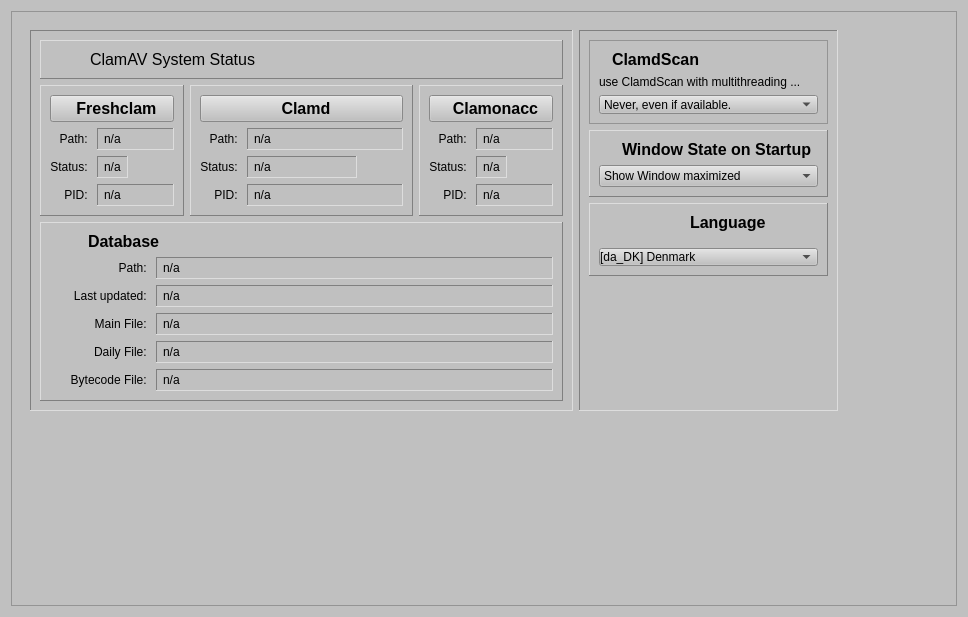
Before: the Qt Designer form ui/setuptab.ui in robinking623/clamav-gui, drawn with Qt 5.
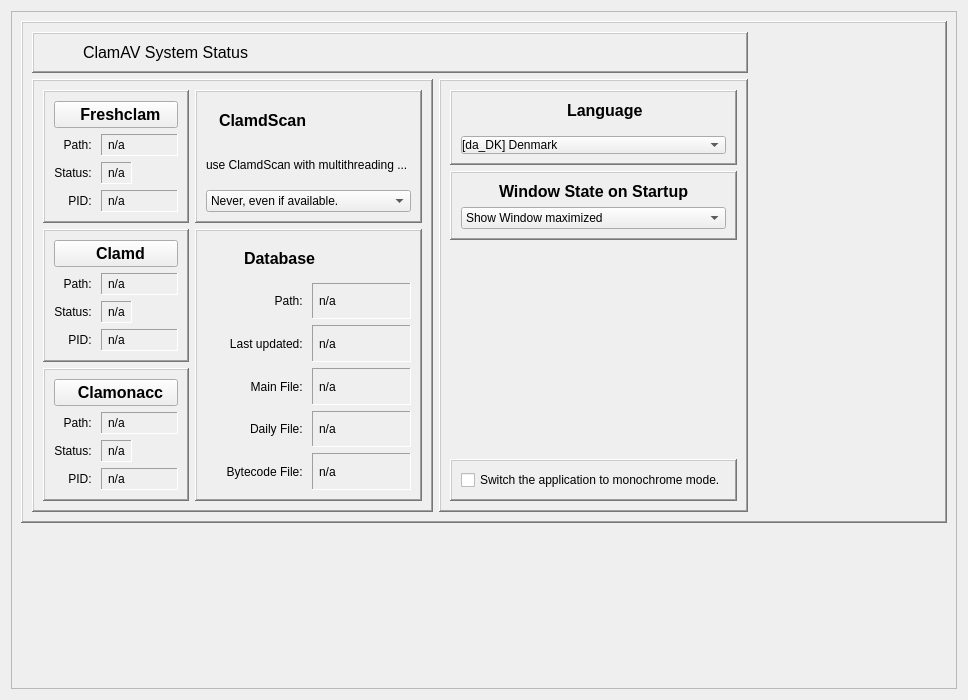
After: the same form once the commit is applied. Icons and pictures are not drawn.

Diff of the .ui file:
```diff
--- a/ui/setuptab.ui
+++ b/ui/setuptab.ui
@@ -7,9 +7,15 @@
     <x>0</x>
     <y>0</y>
     <width>968</width>
-    <height>617</height>
+    <height>700</height>
    </rect>
   </property>
+  <property name="minimumSize">
+   <size>
+    <width>0</width>
+    <height>0</height>
+   </size>
+  </property>
   <property name="windowTitle">
    <string>Form</string>
   </property>
@@ -17,7 +23,7 @@
    <bool>false</bool>
   </property>
   <property name="styleSheet">
-   <string notr="true">background-color:#c0c0c0;</string>
+   <string notr="true"/>
   </property>
   <layout class="QGridLayout" name="gridLayout_10">
    <item row="0" column="0">
@@ -32,253 +38,28 @@
       <item row="0" column="0">
        <widget class="QFrame" name="wrapperFrame">
         <property name="frameShape">
-         <enum>QFrame::NoFrame</enum>
+         <enum>QFrame::WinPanel</enum>
         </property>
         <property name="frameShadow">
          <enum>QFrame::Raised</enum>
         </property>
         <layout class="QGridLayout" name="gridLayout_9">
-         <item row="0" column="0">
+         <item row="1" column="0">
           <widget class="QFrame" name="freshclamSettingsFrame">
            <property name="styleSheet">
-            <string notr="true">background-color:#c0c0c0;</string>
+            <string notr="true"/>
            </property>
            <property name="frameShape">
-            <enum>QFrame::Panel</enum>
+            <enum>QFrame::WinPanel</enum>
            </property>
            <property name="frameShadow">
-            <enum>QFrame::Sunken</enum>
+            <enum>QFrame::Raised</enum>
            </property>
            <layout class="QGridLayout" name="gridLayout_8">
-            <item row="1" column="2" colspan="2">
-             <widget class="QFrame" name="clamonaccFrame">
-              <property name="frameShape">
-               <enum>QFrame::Panel</enum>
-              </property>
-              <property name="frameShadow">
-               <enum>QFrame::Raised</enum>
-              </property>
-              <layout class="QGridLayout" name="gridLayout_6">
-               <item row="1" column="0">
-                <widget class="QLabel" name="clamonaccPathLabel">
-                 <property name="sizePolicy">
-                  <sizepolicy hsizetype="Maximum" vsizetype="Preferred">
-                   <horstretch>0</horstretch>
-                   <verstretch>0</verstretch>
-                  </sizepolicy>
-                 </property>
-                 <property name="minimumSize">
-                  <size>
-                   <width>0</width>
-                   <height>0</height>
-                  </size>
-                 </property>
-                 <property name="maximumSize">
-                  <size>
-                   <width>100</width>
-                   <height>16777215</height>
-                  </size>
-                 </property>
-                 <property name="text">
-                  <string>Path: </string>
-                 </property>
-                 <property name="alignment">
-                  <set>Qt::AlignRight|Qt::AlignTrailing|Qt::AlignVCenter</set>
-                 </property>
-                </widget>
-               </item>
-               <item row="2" column="0">
-                <widget class="QLabel" name="clamonaccStatusLabel">
-                 <property name="sizePolicy">
-                  <sizepolicy hsizetype="Maximum" vsizetype="Preferred">
-                   <horstretch>0</horstretch>
-                   <verstretch>0</verstretch>
-                  </sizepolicy>
-                 </property>
-                 <property name="minimumSize">
-                  <size>
-                   <width>0</width>
-                   <height>0</height>
-                  </size>
-                 </property>
-                 <property name="maximumSize">
-                  <size>
-                   <width>100</width>
-                   <height>16777215</height>
-                  </size>
-                 </property>
-                 <property name="text">
-                  <string>Status: </string>
-                 </property>
-                 <property name="alignment">
-                  <set>Qt::AlignRight|Qt::AlignTrailing|Qt::AlignVCenter</set>
-                 </property>
-                </widget>
-               </item>
-               <item row="2" column="1">
-                <widget class="QLabel" name="clamonaccStatus">
-                 <property name="sizePolicy">
-                  <sizepolicy hsizetype="MinimumExpanding" vsizetype="Preferred">
-                   <horstretch>0</horstretch>
-                   <verstretch>0</verstretch>
-                  </sizepolicy>
-                 </property>
-                 <property name="maximumSize">
-                  <size>
-                   <width>16777215</width>
-                   <height>16777215</height>
-                  </size>
-                 </property>
-                 <property name="styleSheet">
-                  <string notr="true">padding:3px;</string>
-                 </property>
-                 <property name="frameShape">
-                  <enum>QFrame::Panel</enum>
-                 </property>
-                 <property name="frameShadow">
-                  <enum>QFrame::Sunken</enum>
-                 </property>
-                 <property name="text">
-                  <string>n/a</string>
-                 </property>
-                </widget>
-               </item>
-               <item row="1" column="1" colspan="2">
-                <widget class="QLabel" name="clamonaccPath">
-                 <property name="sizePolicy">
-                  <sizepolicy hsizetype="MinimumExpanding" vsizetype="Preferred">
-                   <horstretch>0</horstretch>
-                   <verstretch>0</verstretch>
-                  </sizepolicy>
-                 </property>
-                 <property name="maximumSize">
-                  <size>
-                   <width>16777215</width>
-                   <height>16777215</height>
-                  </size>
-                 </property>
-                 <property name="styleSheet">
-                  <string notr="true">padding:3px;</string>
-                 </property>
-                 <property name="frameShape">
-                  <enum>QFrame::Panel</enum>
-                 </property>
-                 <property name="frameShadow">
-                  <enum>QFrame::Sunken</enum>
-                 </property>
-                 <property name="text">
-                  <string>n/a</string>
-                 </property>
-                </widget>
-               </item>
-               <item row="3" column="0">
-                <widget class="QLabel" name="clamonaccPIDLabel">
-                 <property name="sizePolicy">
-                  <sizepolicy hsizetype="Maximum" vsizetype="Preferred">
-                   <horstretch>0</horstretch>
-                   <verstretch>0</verstretch>
-                  </sizepolicy>
-                 </property>
-                 <property name="minimumSize">
-                  <size>
-                   <width>0</width>
-                   <height>0</height>
-                  </size>
-                 </property>
-                 <property name="maximumSize">
-                  <size>
-                   <width>100</width>
-                   <height>16777215</height>
-                  </size>
-                 </property>
-                 <property name="text">
-                  <string>PID: </string>
-                 </property>
-                 <property name="alignment">
-                  <set>Qt::AlignRight|Qt::AlignTrailing|Qt::AlignVCenter</set>
-                 </property>
-                </widget>
-               </item>
-               <item row="3" column="1" colspan="2">
-                <widget class="QLabel" name="clamonaccPID">
-                 <property name="sizePolicy">
-                  <sizepolicy hsizetype="MinimumExpanding" vsizetype="Preferred">
-                   <horstretch>0</horstretch>
-                   <verstretch>0</verstretch>
-                  </sizepolicy>
-                 </property>
-                 <property name="maximumSize">
-                  <size>
-                   <width>16777215</width>
-                   <height>16777215</height>
-                  </size>
-                 </property>
-                 <property name="styleSheet">
-                  <string notr="true">padding:3px;</string>
-                 </property>
-                 <property name="frameShape">
-                  <enum>QFrame::Panel</enum>
-                 </property>
-                 <property name="frameShadow">
-                  <enum>QFrame::Sunken</enum>
-                 </property>
-                 <property name="text">
-                  <string>n/a</string>
-                 </property>
-                </widget>
-               </item>
-               <item row="2" column="2">
-                <widget class="QLabel" name="clamonaccActivityLabel">
-                 <property name="minimumSize">
-                  <size>
-                   <width>40</width>
-                   <height>20</height>
-                  </size>
-                 </property>
-                 <property name="maximumSize">
-                  <size>
-                   <width>40</width>
-                   <height>20</height>
-                  </size>
-                 </property>
-                 <property name="text">
-                  <string/>
-                 </property>
-                 <property name="pixmap">
-                  <pixmap resource="../resources.qrc">:/icons/icons/gifs/activity.gif</pixmap>
-                 </property>
-                 <property name="scaledContents">
-                  <bool>true</bool>
-                 </property>
-                </widget>
-               </item>
-               <item row="0" column="0" colspan="3">
-                <widget class="QPushButton" name="clamonaccPushButton">
-                 <property name="styleSheet">
-                  <string notr="true">font-size:16px;font-weight:bold</string>
-                 </property>
-                 <property name="text">
-                  <string>  Clamonacc</string>
-                 </property>
-                 <property name="icon">
-                  <iconset resource="../resources.qrc">
-                   <normaloff>:/icons/icons/onaccess.png</normaloff>:/icons/icons/onaccess.png</iconset>
-                 </property>
-                 <property name="iconSize">
-                  <size>
-                   <width>32</width>
-                   <height>32</height>
-                  </size>
-                 </property>
-                </widget>
-               </item>
-              </layout>
-             </widget>
-            </item>
-            <item row="1" column="0">
+            <item row="0" column="0">
              <widget class="QFrame" name="freshclamFrame">
               <property name="frameShape">
-               <enum>QFrame::Panel</enum>
+               <enum>QFrame::WinPanel</enum>
               </property>
               <property name="frameShadow">
                <enum>QFrame::Raised</enum>
@@ -482,10 +263,115 @@
               </layout>
              </widget>
             </item>
-            <item row="1" column="1">
+            <item row="0" column="1">
+             <widget class="QFrame" name="frame">
+              <property name="minimumSize">
+               <size>
+                <width>0</width>
+                <height>50</height>
+               </size>
+              </property>
+              <property name="frameShape">
+               <enum>QFrame::WinPanel</enum>
+              </property>
+              <property name="frameShadow">
+               <enum>QFrame::Raised</enum>
+              </property>
+              <layout class="QVBoxLayout" name="verticalLayout_3">
+               <item>
+                <layout class="QHBoxLayout" name="horizontalLayout">
+                 <item>
+                  <widget class="QLabel" name="label">
+                   <property name="sizePolicy">
+                    <sizepolicy hsizetype="Maximum" vsizetype="Minimum">
+                     <horstretch>0</horstretch>
+                     <verstretch>0</verstretch>
+                    </sizepolicy>
+                   </property>
+                   <property name="minimumSize">
+                    <size>
+                     <width>0</width>
+                     <height>0</height>
+                    </size>
+                   </property>
+                   <property name="styleSheet">
+                    <string notr="true">width:16px;height:16px</string>
+                   </property>
+                   <property name="text">
+                    <string/>
+                   </property>
+                   <property name="pixmap">
+                    <pixmap resource="../resources.qrc">:/icons/icons/multithread.png</pixmap>
+                   </property>
+                   <property name="scaledContents">
+                    <bool>false</bool>
+                   </property>
+                  </widget>
+                 </item>
+                 <item>
+                  <widget class="QLabel" name="label_2">
+                   <property name="sizePolicy">
+                    <sizepolicy hsizetype="Preferred" vsizetype="Preferred">
+                     <horstretch>0</horstretch>
+                     <verstretch>0</verstretch>
+                    </sizepolicy>
+                   </property>
+                   <property name="styleSheet">
+                    <string notr="true">font-size:16px;font-weight:bold;</string>
+                   </property>
+                   <property name="text">
+                    <string>ClamdScan</string>
+                   </property>
+                   <property name="scaledContents">
+                    <bool>false</bool>
+                   </property>
+                  </widget>
+                 </item>
+                </layout>
+               </item>
+               <item>
+                <widget class="QLabel" name="label_3">
+                 <property name="text">
+                  <string>use ClamdScan with multithreading ...</string>
+                 </property>
+                </widget>
+               </item>
+               <item>
+                <widget class="QComboBox" name="clamdscanComboBox">
+                 <item>
+                  <property name="text">
+                   <string>Never, even if available.</string>
+                  </property>
+                 </item>
+                 <item>
+                  <property name="text">
+                   <string>Always, if available.</string>
+                  </property>
+                 </item>
+                 <item>
+                  <property name="text">
+                   <string>For scheduled scan, if available.</string>
+                  </property>
+                 </item>
+                 <item>
+                  <property name="text">
+                   <string>For direct scan, if available.</string>
+                  </property>
+                 </item>
+                 <item>
+                  <property name="text">
+                   <string>Ask for permission, if available.</string>
+                  </property>
+                 </item>
+                </widget>
+               </item>
+              </layout>
+             </widget>
+            </item>
+            <item row="1" column="0">
              <widget class="QFrame" name="clamdFrame">
               <property name="frameShape">
-               <enum>QFrame::Panel</enum>
+               <enum>QFrame::WinPanel</enum>
               </property>
               <property name="frameShadow">
                <enum>QFrame::Raised</enum>
@@ -689,10 +575,10 @@
               </layout>
              </widget>
             </item>
-            <item row="2" column="0" colspan="4">
+            <item row="1" column="1" rowspan="2">
              <widget class="QFrame" name="databaseFrame">
               <property name="frameShape">
-               <enum>QFrame::Panel</enum>
+               <enum>QFrame::WinPanel</enum>
               </property>
               <property name="frameShadow">
                <enum>QFrame::Raised</enum>
@@ -1017,25 +903,112 @@
               </layout>
              </widget>
             </item>
-            <item row="0" column="0" colspan="4">
-             <widget class="QFrame" name="clamavSysteStatusHeaderFrame">
+            <item row="2" column="0">
+             <widget class="QFrame" name="clamonaccFrame">
               <property name="frameShape">
-               <enum>QFrame::Panel</enum>
+               <enum>QFrame::WinPanel</enum>
               </property>
               <property name="frameShadow">
                <enum>QFrame::Raised</enum>
               </property>
-              <layout class="QHBoxLayout" name="horizontalLayout_5">
-               <item>
-                <widget class="QLabel" name="clamavSystemStatusHeaderIconLabel">
+              <layout class="QGridLayout" name="gridLayout_6">
+               <item row="3" column="0">
+                <widget class="QLabel" name="clamonaccPIDLabel">
+                 <property name="sizePolicy">
+                  <sizepolicy hsizetype="Maximum" vsizetype="Preferred">
+                   <horstretch>0</horstretch>
+                   <verstretch>0</verstretch>
+                  </sizepolicy>
+                 </property>
+                 <property name="minimumSize">
+                  <size>
+                   <width>0</width>
+                   <height>0</height>
+                  </size>
+                 </property>
                  <property name="maximumSize">
                   <size>
-                   <width>34</width>
-                   <height>34</height>
+                   <width>100</width>
+                   <height>16777215</height>
+                  </size>
+                 </property>
+                 <property name="text">
+                  <string>PID: </string>
+                 </property>
+                 <property name="alignment">
+                  <set>Qt::AlignRight|Qt::AlignTrailing|Qt::AlignVCenter</set>
+                 </property>
+                </widget>
+               </item>
+               <item row="2" column="0">
+                <widget class="QLabel" name="clamonaccStatusLabel">
+                 <property name="sizePolicy">
+                  <sizepolicy hsizetype="Maximum" vsizetype="Preferred">
+                   <horstretch>0</horstretch>
+                   <verstretch>0</verstretch>
+                  </sizepolicy>
+                 </property>
+                 <property name="minimumSize">
+                  <size>
+                   <width>0</width>
+                   <height>0</height>
+                  </size>
+                 </property>
+                 <property name="maximumSize">
+                  <size>
+                   <width>100</width>
+                   <height>16777215</height>
+                  </size>
+                 </property>
+                 <property name="text">
+                  <string>Status: </string>
+                 </property>
+                 <property name="alignment">
+                  <set>Qt::AlignRight|Qt::AlignTrailing|Qt::AlignVCenter</set>
+                 </property>
+                </widget>
+               </item>
+               <item row="2" column="1">
+                <widget class="QLabel" name="clamonaccStatus">
+                 <property name="sizePolicy">
+                  <sizepolicy hsizetype="MinimumExpanding" vsizetype="Preferred">
+                   <horstretch>0</horstretch>
+                   <verstretch>0</verstretch>
+                  </sizepolicy>
+                 </property>
+                 <property name="maximumSize">
+                  <size>
+                   <width>16777215</width>
+                   <height>16777215</height>
                   </size>
                  </property>
                  <property name="styleSheet">
-                  <string notr="true">Font-size:16px;</string>
+                  <string notr="true">padding:3px;</string>
+                 </property>
+                 <property name="frameShape">
+                  <enum>QFrame::Panel</enum>
+                 </property>
+                 <property name="frameShadow">
+                  <enum>QFrame::Sunken</enum>
+                 </property>
+                 <property name="text">
+                  <string>n/a</string>
+                 </property>
+                </widget>
+               </item>
+               <item row="2" column="2">
+                <widget class="QLabel" name="clamonaccActivityLabel">
+                 <property name="minimumSize">
+                  <size>
+                   <width>40</width>
+                   <height>20</height>
+                  </size>
+                 </property>
+                 <property name="maximumSize">
+                  <size>
+                   <width>40</width>
+                   <height>20</height>
+                  </size>
                  </property>
                  <property name="text">
                   <string/>
@@ -1048,13 +1021,107 @@
                  </property>
                 </widget>
                </item>
-               <item>
-                <widget class="QLabel" name="clamavSystemStatusHeaderLabel">
+               <item row="0" column="0" colspan="3">
+                <widget class="QPushButton" name="clamonaccPushButton">
                  <property name="styleSheet">
-                  <string notr="true">font-size:16px;</string>
+                  <string notr="true">font-size:16px;font-weight:bold</string>
                  </property>
                  <property name="text">
-                  <string>ClamAV System Status</string>
+                  <string>  Clamonacc</string>
+                 </property>
+                 <property name="icon">
+                  <iconset resource="../resources.qrc">
+                   <normaloff>:/icons/icons/onaccess.png</normaloff>:/icons/icons/onaccess.png</iconset>
+                 </property>
+                 <property name="iconSize">
+                  <size>
+                   <width>32</width>
+                   <height>32</height>
+                  </size>
+                 </property>
+                </widget>
+               </item>
+               <item row="3" column="1" colspan="2">
+                <widget class="QLabel" name="clamonaccPID">
+                 <property name="sizePolicy">
+                  <sizepolicy hsizetype="MinimumExpanding" vsizetype="Preferred">
+                   <horstretch>0</horstretch>
+                   <verstretch>0</verstretch>
+                  </sizepolicy>
+                 </property>
+                 <property name="maximumSize">
+                  <size>
+                   <width>16777215</width>
+                   <height>16777215</height>
+                  </size>
+                 </property>
+                 <property name="styleSheet">
+                  <string notr="true">padding:3px;</string>
+                 </property>
+                 <property name="frameShape">
+                  <enum>QFrame::Panel</enum>
+                 </property>
+                 <property name="frameShadow">
+                  <enum>QFrame::Sunken</enum>
+                 </property>
+                 <property name="text">
+                  <string>n/a</string>
+                 </property>
+                </widget>
+               </item>
+               <item row="1" column="1" colspan="2">
+                <widget class="QLabel" name="clamonaccPath">
+                 <property name="sizePolicy">
+                  <sizepolicy hsizetype="MinimumExpanding" vsizetype="Preferred">
+                   <horstretch>0</horstretch>
+                   <verstretch>0</verstretch>
+                  </sizepolicy>
+                 </property>
+                 <property name="maximumSize">
+                  <size>
+                   <width>16777215</width>
+                   <height>16777215</height>
+                  </size>
+                 </property>
+                 <property name="styleSheet">
+                  <string notr="true">padding:3px;</string>
+                 </property>
+                 <property name="frameShape">
+                  <enum>QFrame::Panel</enum>
+                 </property>
+                 <property name="frameShadow">
+                  <enum>QFrame::Sunken</enum>
+                 </property>
+                 <property name="text">
+                  <string>n/a</string>
+                 </property>
+                </widget>
+               </item>
+               <item row="1" column="0">
+                <widget class="QLabel" name="clamonaccPathLabel">
+                 <property name="sizePolicy">
+                  <sizepolicy hsizetype="Maximum" vsizetype="Preferred">
+                   <horstretch>0</horstretch>
+                   <verstretch>0</verstretch>
+                  </sizepolicy>
+                 </property>
+                 <property name="minimumSize">
+                  <size>
+                   <width>0</width>
+                   <height>0</height>
+                  </size>
+                 </property>
+                 <property name="maximumSize">
+                  <size>
+                   <width>100</width>
+                   <height>16777215</height>
+                  </size>
+                 </property>
+                 <property name="text">
+                  <string>Path: </string>
+                 </property>
+                 <property name="alignment">
+                  <set>Qt::AlignRight|Qt::AlignTrailing|Qt::AlignVCenter</set>
                  </property>
                 </widget>
                </item>
@@ -1064,187 +1131,22 @@
            </layout>
           </widget>
          </item>
-         <item row="0" column="1">
+         <item row="1" column="1">
           <widget class="QFrame" name="setupFrame">
            <property name="frameShape">
-            <enum>QFrame::Panel</enum>
+            <enum>QFrame::WinPanel</enum>
            </property>
            <property name="frameShadow">
-            <enum>QFrame::Sunken</enum>
+            <enum>QFrame::Raised</enum>
            </property>
            <layout class="QVBoxLayout" name="verticalLayout_2">
-            <item>
-             <widget class="QFrame" name="frame">
-              <property name="minimumSize">
-               <size>
-                <width>0</width>
-                <height>50</height>
-               </size>
-              </property>
-              <property name="frameShape">
-               <enum>QFrame::StyledPanel</enum>
-              </property>
-              <property name="frameShadow">
-               <enum>QFrame::Raised</enum>
-              </property>
-              <layout class="QGridLayout" name="gridLayout_12">
-               <item row="0" column="0">
-                <widget class="QLabel" name="label">
-                 <property name="sizePolicy">
-                  <sizepolicy hsizetype="Maximum" vsizetype="Minimum">
-                   <horstretch>0</horstretch>
-                   <verstretch>0</verstretch>
-                  </sizepolicy>
-                 </property>
-                 <property name="minimumSize">
-                  <size>
-                   <width>0</width>
-                   <height>0</height>
-                  </size>
-                 </property>
-                 <property name="styleSheet">
-                  <string notr="true">width:16px;height:16px</string>
-                 </property>
-                 <property name="text">
-                  <string/>
-                 </property>
-                 <property name="pixmap">
-                  <pixmap resource="../resources.qrc">:/icons/icons/multithread.png</pixmap>
-                 </property>
-                 <property name="scaledContents">
-                  <bool>false</bool>
-                 </property>
-                </widget>
-               </item>
-               <item row="0" column="1">
-                <widget class="QLabel" name="label_2">
-                 <property name="sizePolicy">
-                  <sizepolicy hsizetype="Preferred" vsizetype="Preferred">
-                   <horstretch>0</horstretch>
-                   <verstretch>0</verstretch>
-                  </sizepolicy>
-                 </property>
-                 <property name="styleSheet">
-                  <string notr="true">font-size:16px;font-weight:bold;</string>
-                 </property>
-                 <property name="text">
-                  <string>ClamdScan</string>
-                 </property>
-                 <property name="scaledContents">
-                  <bool>false</bool>
-                 </property>
-                </widget>
-               </item>
-               <item row="2" column="0" colspan="2">
-                <widget class="QComboBox" name="clamdscanComboBox">
-                 <item>
-                  <property name="text">
-                   <string>Never, even if available.</string>
-                  </property>
-                 </item>
-                 <item>
-                  <property name="text">
-                   <string>Always, if available.</string>
-                  </property>
-                 </item>
-                 <item>
-                  <property name="text">
-                   <string>For scheduled scan, if available.</string>
-                  </property>
-                 </item>
-                 <item>
-                  <property name="text">
-                   <string>For direct scan, if available.</string>
-                  </property>
-                 </item>
-                 <item>
-                  <property name="text">
-                   <string>Ask for permission, if available.</string>
-                  </property>
-                 </item>
-                </widget>
-               </item>
-               <item row="1" column="0" colspan="2">
-                <widget class="QLabel" name="label_3">
-                 <property name="text">
-                  <string>use ClamdScan with multithreading ...</string>
-                 </property>
-                </widget>
-               </item>
-              </layout>
-             </widget>
-            </item>
-            <item>
-             <widget class="QFrame" name="windowstateFrame">
-              <property name="styleSheet">
-               <string notr="true">background-color:#c0c0c0;</string>
-              </property>
-              <property name="frameShape">
-               <enum>QFrame::Panel</enum>
-              </property>
-              <property name="frameShadow">
-               <enum>QFrame::Raised</enum>
-              </property>
-              <layout class="QGridLayout" name="gridLayout_4">
-               <item row="1" column="0">
-                <widget class="QLabel" name="windowStateIconFrame">
-                 <property name="sizePolicy">
-                  <sizepolicy hsizetype="Preferred" vsizetype="Preferred">
-                   <horstretch>0</horstretch>
-                   <verstretch>0</verstretch>
-                  </sizepolicy>
-                 </property>
-                 <property name="styleSheet">
-                  <string notr="true">margin-right:10px;</string>
-                 </property>
-                 <property name="text">
-                  <string/>
-                 </property>
-                 <property name="pixmap">
-                  <pixmap resource="../resources.qrc">:/icons/icons/expand-button.png</pixmap>
-                 </property>
-                </widget>
-               </item>
-               <item row="1" column="1">
-                <widget class="QLabel" name="windowStateLabel">
-                 <property name="sizePolicy">
-                  <sizepolicy hsizetype="Preferred" vsizetype="Preferred">
-                   <horstretch>0</horstretch>
-                   <verstretch>0</verstretch>
-                  </sizepolicy>
-                 </property>
-                 <property name="styleSheet">
-                  <string notr="true">font-size:16px;font-weight:bold;</string>
-                 </property>
-                 <property name="text">
-                  <string>Window State on Startup</string>
-                 </property>
-                </widget>
-               </item>
-               <item row="2" column="0" colspan="3">
-                <widget class="QComboBox" name="windowStateComboBox">
-                 <item>
-                  <property name="text">
-                   <string>Show Window maximized</string>
-                  </property>
-                 </item>
-                 <item>
-                  <property name="text">
-                   <string>Show Tray Icon only</string>
-                  </property>
-                 </item>
-                </widget>
-               </item>
-              </layout>
-             </widget>
-            </item>
             <item>
              <widget class="QFrame" name="languageFrame">
               <property name="styleSheet">
-               <string notr="true">background-color:#c0c0c0</string>
+               <string notr="true"/>
               </property>
               <property name="frameShape">
-               <enum>QFrame::Panel</enum>
+               <enum>QFrame::WinPanel</enum>
               </property>
               <property name="frameShadow">
                <enum>QFrame::Raised</enum>
@@ -1286,6 +1188,9 @@
                    <property name="toolTip">
                     <string/>
                    </property>
+                   <property name="autoFillBackground">
+                    <bool>true</bool>
+                   </property>
                    <property name="styleSheet">
                     <string notr="true">margin-top:10px;</string>
                    </property>
@@ -1467,6 +1372,70 @@
               </layout>
              </widget>
             </item>
+            <item>
+             <widget class="QFrame" name="windowstateFrame">
+              <property name="styleSheet">
+               <string notr="true"/>
+              </property>
+              <property name="frameShape">
+               <enum>QFrame::WinPanel</enum>
+              </property>
+              <property name="frameShadow">
+               <enum>QFrame::Raised</enum>
+              </property>
+              <layout class="QGridLayout" name="gridLayout_4">
+               <item row="1" column="0">
+                <widget class="QLabel" name="windowStateIconFrame">
+                 <property name="sizePolicy">
+                  <sizepolicy hsizetype="Preferred" vsizetype="Preferred">
+                   <horstretch>0</horstretch>
+                   <verstretch>0</verstretch>
+                  </sizepolicy>
+                 </property>
+                 <property name="styleSheet">
+                  <string notr="true">margin-right:10px;</string>
+                 </property>
+                 <property name="text">
+                  <string/>
+                 </property>
+                 <property name="pixmap">
+                  <pixmap resource="../resources.qrc">:/icons/icons/expand-button.png</pixmap>
+                 </property>
+                </widget>
+               </item>
+               <item row="1" column="1">
+                <widget class="QLabel" name="windowStateLabel">
+                 <property name="sizePolicy">
+                  <sizepolicy hsizetype="Preferred" vsizetype="Preferred">
+                   <horstretch>0</horstretch>
+                   <verstretch>0</verstretch>
+                  </sizepolicy>
+                 </property>
+                 <property name="styleSheet">
+                  <string notr="true">font-size:16px;font-weight:bold;</string>
+                 </property>
+                 <property name="text">
+                  <string>Window State on Startup</string>
+                 </property>
+                </widget>
+               </item>
+               <item row="2" column="0" colspan="3">
+                <widget class="QComboBox" name="windowStateComboBox">
+                 <item>
+                  <property name="text">
+                   <string>Show Window maximized</string>
+                  </property>
+                 </item>
+                 <item>
+                  <property name="text">
+                   <string>Show Tray Icon only</string>
+                  </property>
+                 </item>
+                </widget>
+               </item>
+              </layout>
+             </widget>
+            </item>
             <item>
              <spacer name="verticalSpacer_3">
               <property name="orientation">
@@ -1475,15 +1444,90 @@
               <property name="sizeHint" stdset="0">
                <size>
                 <width>20</width>
-                <height>127</height>
+                <height>40</height>
                </size>
               </property>
              </spacer>
             </item>
+            <item>
+             <widget class="QFrame" name="frame_2">
+              <property name="minimumSize">
+               <size>
+                <width>0</width>
+                <height>0</height>
+               </size>
+              </property>
+              <property name="toolTip">
+               <string/>
+              </property>
+              <property name="frameShape">
+               <enum>QFrame::WinPanel</enum>
+              </property>
+              <property name="frameShadow">
+               <enum>QFrame::Raised</enum>
+              </property>
+              <layout class="QVBoxLayout" name="verticalLayout">
+               <item>
+                <widget class="QCheckBox" name="logHighlighterCheckBox">
+                 <property name="toolTip">
+                  <string extracomment="For people with color blindness">&lt;html&gt;&lt;head/&gt;&lt;body&gt;&lt;p&gt;For people with color blindness. Removes all the fancy color stuff from the log files and indicators.&lt;/p&gt;&lt;/body&gt;&lt;/html&gt;</string>
+                 </property>
+                 <property name="text">
+                  <string>Switch the application to monochrome mode.</string>
+                 </property>
+                </widget>
+               </item>
+              </layout>
+             </widget>
+            </item>
            </layout>
           </widget>
          </item>
-         <item row="0" column="2">
+         <item row="0" column="0" colspan="2">
+          <widget class="QFrame" name="clamavSysteStatusHeaderFrame">
+           <property name="frameShape">
+            <enum>QFrame::WinPanel</enum>
+           </property>
+           <property name="frameShadow">
+            <enum>QFrame::Raised</enum>
+           </property>
+           <layout class="QHBoxLayout" name="horizontalLayout_5">
+            <item>
+             <widget class="QLabel" name="clamavSystemStatusHeaderIconLabel">
+              <property name="maximumSize">
+               <size>
+                <width>34</width>
+                <height>34</height>
+               </size>
+              </property>
+              <property name="styleSheet">
+               <string notr="true">Font-size:16px;</string>
+              </property>
+              <property name="text">
+               <string/>
+              </property>
+              <property name="pixmap">
+               <pixmap resource="../resources.qrc">:/icons/icons/systemstatus.png</pixmap>
+              </property>
+              <property name="scaledContents">
+               <bool>true</bool>
+              </property>
+             </widget>
+            </item>
+            <item>
+             <widget class="QLabel" name="clamavSystemStatusHeaderLabel">
+              <property name="styleSheet">
+               <string notr="true">font-size:16px;</string>
+              </property>
+              <property name="text">
+               <string>ClamAV System Status</string>
+              </property>
+             </widget>
+            </item>
+           </layout>
+          </widget>
+         </item>
+         <item row="0" column="2" rowspan="2">
           <spacer name="horizontalSpacer">
            <property name="orientation">
             <enum>Qt::Horizontal</enum>
@@ -1496,19 +1540,6 @@
            </property>
           </spacer>
          </item>
-         <item row="1" column="0" colspan="2">
-          <spacer name="verticalSpacer_5">
-           <property name="orientation">
-            <enum>Qt::Vertical</enum>
-           </property>
-           <property name="sizeHint" stdset="0">
-            <size>
-             <width>808</width>
-             <height>38</height>
-            </size>
-           </property>
-          </spacer>
-         </item>
         </layout>
        </widget>
       </item>
```
Left out of the diff: 439 changed lines with no effect on the pictures.
